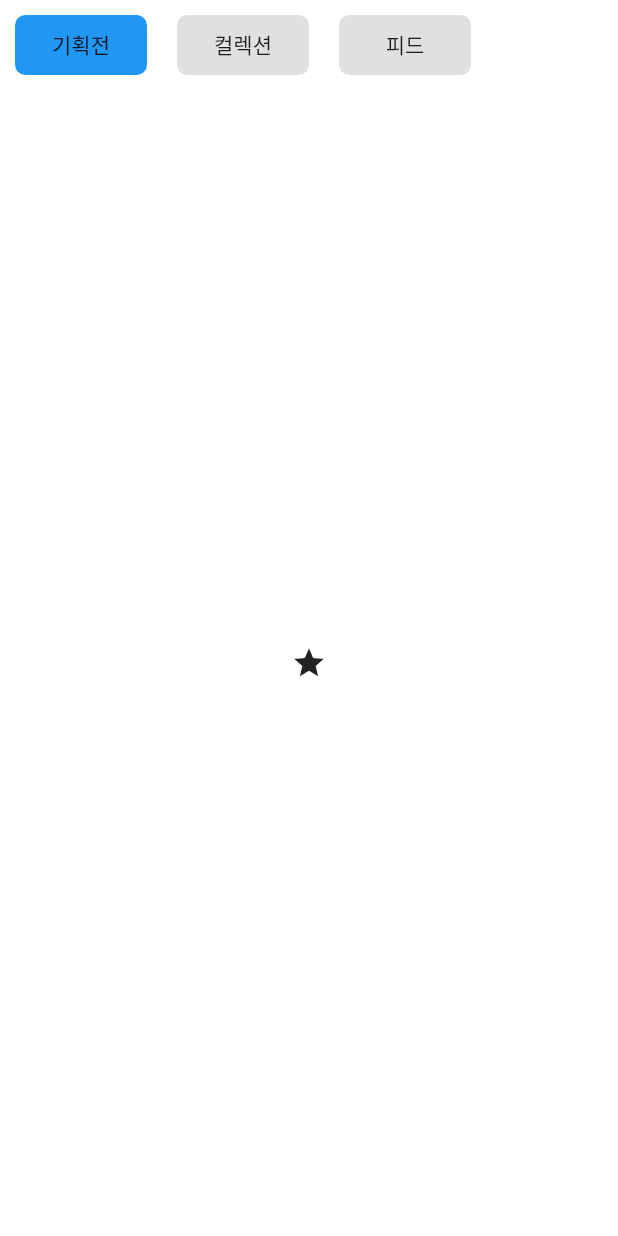
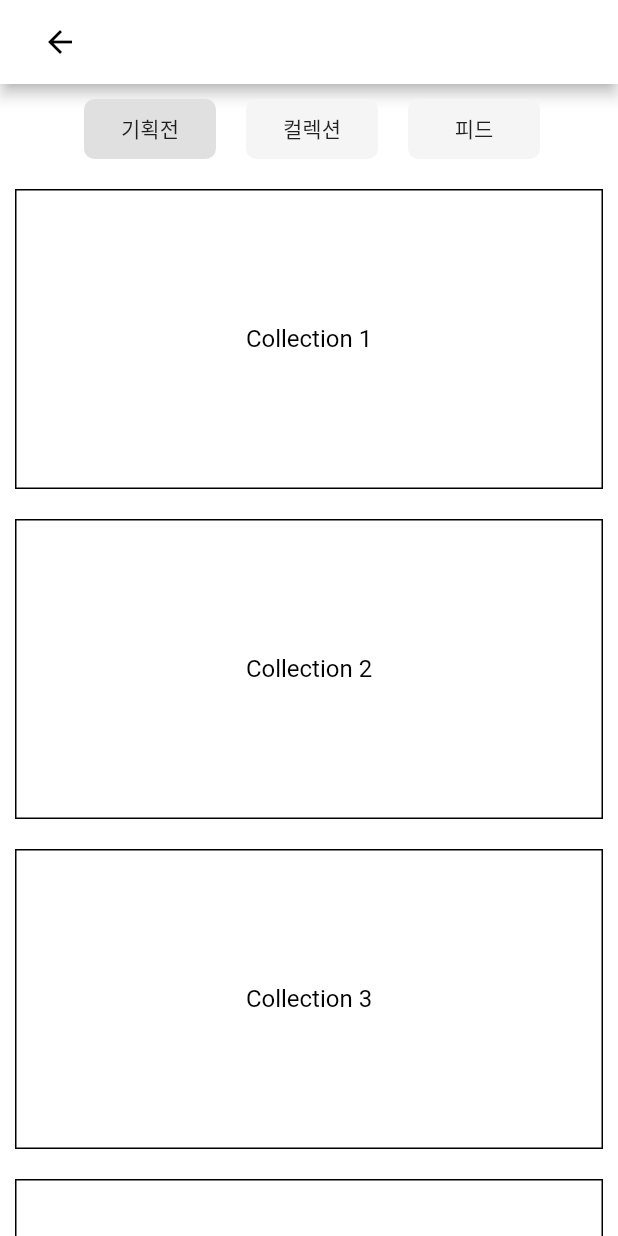
Before and after one commit to geekynerdbiker/flutter, a Flutter app: the CollectionPage screen opened directly, on a phone screen of 412 x 824 dp. Run offline on Flutter 3.47's test engine with Material 2 defaults, Android fonts, the phone set to English and light mode, and no system bars; our stand-ins replace carousel_slider; statements that could not run were skipped.

Commit message:
Update pages

```diff
--- a/lib/pages/collection.dart
+++ b/lib/pages/collection/mainPage.dart
@@ -1,4 +1,8 @@
 import 'package:flutter/material.dart';
+
+import 'package:newnew/pages/collection/feed.dart';
+import 'package:newnew/widgets/collection/mainPage/collections.dart';
+import 'package:newnew/widgets/collection/mainPage/userCollection.dart';
 
 class CollectionPage extends StatefulWidget {
   @override
@@ -12,19 +16,11 @@ class _CollectionPageState extends State<CollectionPage> with TickerProviderStat
   AnimationController _animationControllerOff;
   Animation _colorTweenBackgroundOn;
   Animation _colorTweenBackgroundOff;
-  Animation _colorTweenForegroundOn;
-  Animation _colorTweenForegroundOff;
 
   int _currentIndex = 0;
   int _prevControllerIndex = 0;
   double _aniValue = 0.0;
   double _prevAniValue = 0.0;
-
-  List _icons = [
-    Icons.star,
-    Icons.whatshot,
-    Icons.call,
-  ];
 
   List _texts = [
     '기획전',
@@ -32,11 +28,8 @@ class _CollectionPageState extends State<CollectionPage> with TickerProviderStat
     '피드'
   ];
 
-  Color _foregroundOn = Colors.white;
-  Color _foregroundOff = Colors.black;
-
-  Color _backgroundOn = Colors.blue;
-  Color _backgroundOff = Colors.grey[300];
+  Color _backgroundOn = Colors.grey[300];
+  Color _backgroundOff = Colors.grey[100];
 
   ScrollController _scrollController = new ScrollController();
 
@@ -48,12 +41,12 @@ class _CollectionPageState extends State<CollectionPage> with TickerProviderStat
   void initState() {
     super.initState();
 
-    for (int index = 0; index < _icons.length; index++) {
+    for (int index = 0; index < _texts.length; index++) {
       _keys.add(new GlobalKey());
     }
 
 
-    _controller = TabController(vsync: this, length: _icons.length);
+    _controller = TabController(vsync: this, length: _texts.length);
     _controller.animation.addListener(_handleTabAnimation);
     _controller.addListener(_handleTabChange);
 
@@ -65,9 +58,6 @@ class _CollectionPageState extends State<CollectionPage> with TickerProviderStat
     _colorTweenBackgroundOff =
         ColorTween(begin: _backgroundOn, end: _backgroundOff)
             .animate(_animationControllerOff);
-    _colorTweenForegroundOff =
-        ColorTween(begin: _foregroundOn, end: _foregroundOff)
-            .animate(_animationControllerOff);
 
     _animationControllerOn =
         AnimationController(
@@ -77,10 +67,7 @@ class _CollectionPageState extends State<CollectionPage> with TickerProviderStat
     _colorTweenBackgroundOn =
         ColorTween(begin: _backgroundOff, end: _backgroundOn)
             .animate(_animationControllerOn);
-    _colorTweenForegroundOn =
-        ColorTween(begin: _foregroundOff, end: _foregroundOn)
-            .animate(_animationControllerOn);
-  }
+    }
 
   @override
   void dispose() {
@@ -94,12 +81,38 @@ class _CollectionPageState extends State<CollectionPage> with TickerProviderStat
         backgroundColor: Colors.white,
         body: Column(children: <Widget>[
           Container(
+            child: AppBar(
+              title: Container(
+                child: Row(
+                  mainAxisAlignment: MainAxisAlignment.spaceBetween,
+                  children: <Widget>[
+                    Row(
+                      children: <Widget>[
+                        IconButton(
+                          icon: Icon(Icons.arrow_back, color: Colors.black,),
+                          onPressed: () {
+                            setState(() {
+                              //page = 1;
+                              build(context);
+                            });
+                          },
+                        ),
+                        //Text('댓글', style: textStyleBold,)
+                      ],
+                    ),
+                  ],
+                ),
+              ),
+              backgroundColor: Colors.white,
+            ),
+          ),
+          Container(
+              width: 320,
               height: 60.0,
               child: ListView.builder(
-                  physics: BouncingScrollPhysics(),
                   controller: _scrollController,
                   scrollDirection: Axis.horizontal,
-                  itemCount: _icons.length,
+                  itemCount: _texts.length,
                   itemBuilder: (BuildContext context, int index) {
                     return Padding(
                         key: _keys[index],
@@ -130,9 +143,9 @@ class _CollectionPageState extends State<CollectionPage> with TickerProviderStat
               child: TabBarView(
                 controller: _controller,
                 children: <Widget>[
-                  Icon(_icons[0]),
-                  Icon(_icons[1]),
-                  Icon(_icons[2])
+                  Collections(),
+                  UserCollections(),
+                  FeedPage(),
                 ],
               )),
         ]));
@@ -199,7 +212,7 @@ class _CollectionPageState extends State<CollectionPage> with TickerProviderStat
       if (position > offset) offset = position;
     } else {
 
-      renderBox = _keys[_icons.length - 1].currentContext.findRenderObject();
+      renderBox = _keys[_texts.length - 1].currentContext.findRenderObject();
       position = renderBox
           .localToGlobal(Offset.zero)
           .dx;
@@ -225,14 +238,4 @@ class _CollectionPageState extends State<CollectionPage> with TickerProviderStat
       return _backgroundOff;
     }
   }
-
-  _getForegroundColor(int index) {
-    if (index == _currentIndex) {
-      return _colorTweenForegroundOn.value;
-    } else if (index == _prevControllerIndex) {
-      return _colorTweenForegroundOff.value;
-    } else {
-      return _foregroundOff;
-    }
-  }
 }
```
Also changed, not shown: lib/pages/cart/mainPage.dart (added, +42 -0 lines), lib/pages/collection/feed.dart (renamed from lib/pages/feed.dart, +20 -19 lines), lib/pages/home/mainPage.dart (renamed from lib/pages/home.dart, +34 -5 lines), lib/pages/profile/mainPage.dart (renamed from lib/pages/profile.dart, +52 -20 lines), lib/pages/cart/notifications.dart (renamed from lib/pages/notifications.dart), lib/pages/home/search.dart (renamed from lib/pages/search.dart).
